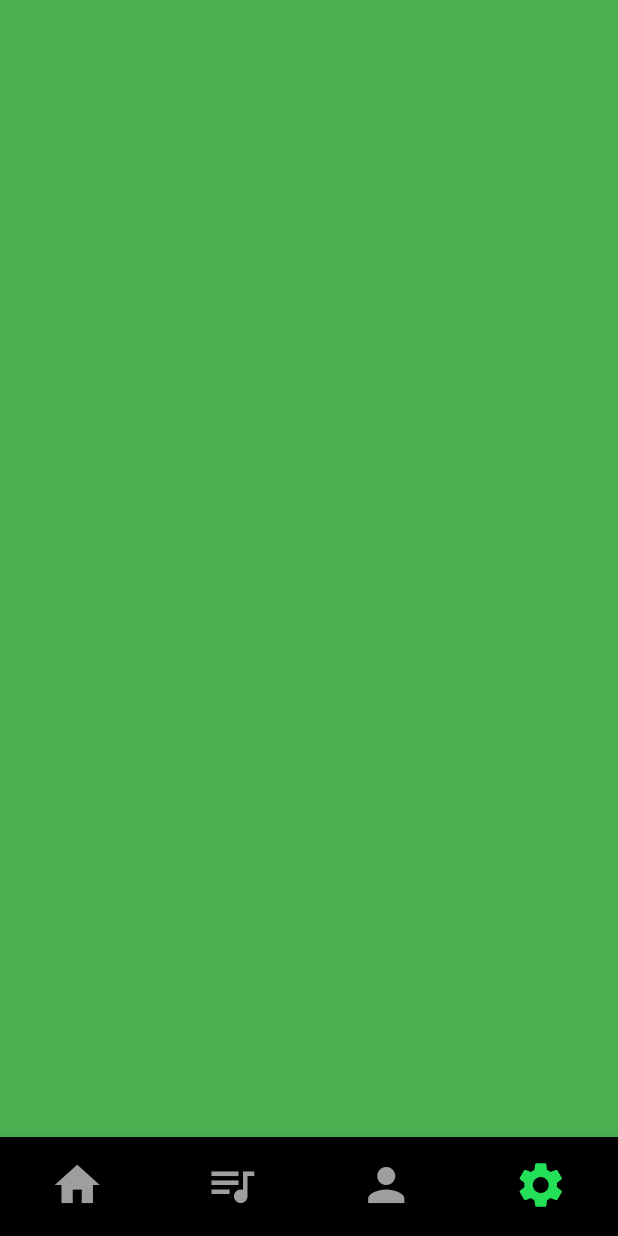
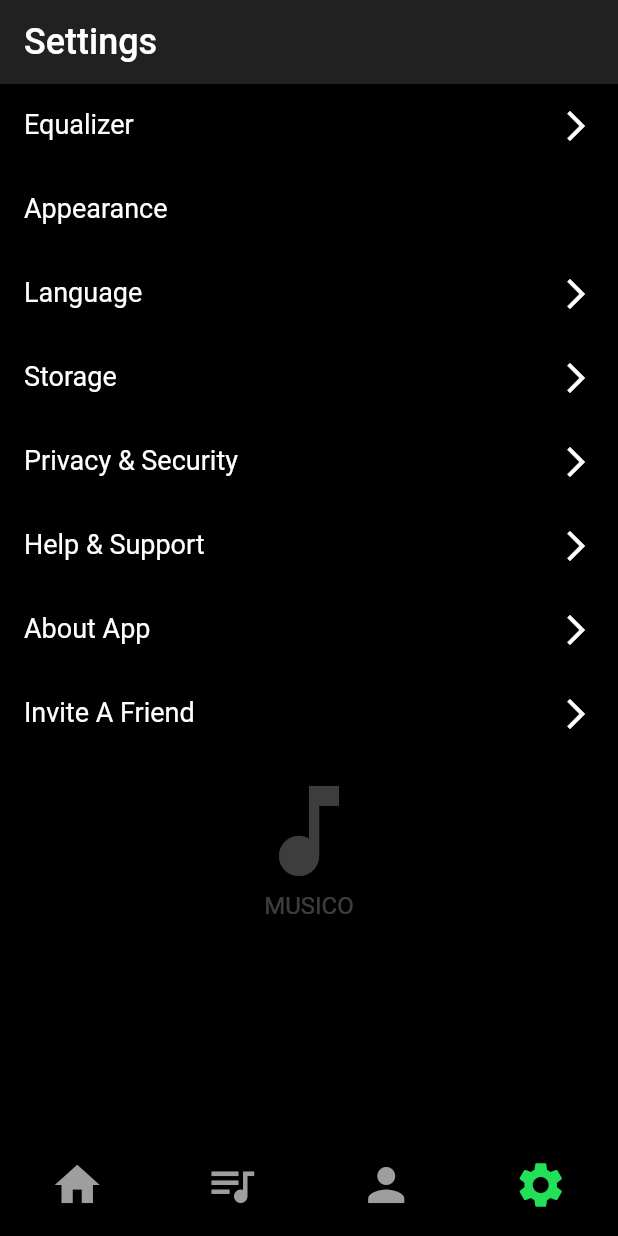
Before and after one commit to developerjamiu/Musico, a Flutter app: the screen it shows after launch, item 4 of the bottom bar chosen, on a phone screen of 412 x 824 dp. Run offline on Flutter 3.47's test engine with Material 2 defaults, Android fonts, the phone set to English and light mode, and no system bars.

Commit message:
Implemented Setting Screen

```diff
--- /dev/null
+++ b/lib/ui/screens/settings_screen.dart
@@ -0,0 +1,138 @@
+import 'package:flutter/material.dart';
+
+class SettingsScreen extends StatelessWidget {
+  @override
+  Widget build(BuildContext context) {
+    return Scaffold(
+      backgroundColor: Colors.black,
+      appBar: AppBar(
+        backgroundColor: Colors.grey.shade900,
+        title: Text(
+          'Settings',
+          style: Theme.of(context).textTheme.headline5.copyWith(
+                color: Colors.white,
+                fontWeight: FontWeight.w500,
+              ),
+        ),
+      ),
+      body: ListView(
+        children: [
+          ListTile(
+            leading: Text(
+              'Equalizer',
+              style: TextStyle(
+                color: Colors.white,
+                fontSize: 18,
+              ),
+            ),
+            trailing: Icon(
+              Icons.arrow_forward_ios,
+              color: Colors.white,
+            ),
+          ),
+          ListTile(
+            leading: Text(
+              'Appearance',
+              style: TextStyle(
+                color: Colors.white,
+                fontSize: 18,
+              ),
+            ),
+          ),
+          ListTile(
+            leading: Text(
+              'Language',
+              style: TextStyle(
+                color: Colors.white,
+                fontSize: 18,
+              ),
+            ),
+            trailing: Icon(
+              Icons.arrow_forward_ios,
+              color: Colors.white,
+            ),
+          ),
+          ListTile(
+            leading: Text(
+              'Storage',
+              style: TextStyle(
+                color: Colors.white,
+                fontSize: 18,
+              ),
+            ),
+            trailing: Icon(
+              Icons.arrow_forward_ios,
+              color: Colors.white,
+            ),
+          ),
+          ListTile(
+            leading: Text(
+              'Privacy & Security',
+              style: TextStyle(
+                color: Colors.white,
+                fontSize: 18,
+              ),
+            ),
+            trailing: Icon(
+              Icons.arrow_forward_ios,
+              color: Colors.white,
+            ),
+          ),
+          ListTile(
+            leading: Text(
+              'Help & Support',
+              style: TextStyle(
+                color: Colors.white,
+                fontSize: 18,
+              ),
+            ),
+            trailing: Icon(
+              Icons.arrow_forward_ios,
+              color: Colors.white,
+            ),
+          ),
+          ListTile(
+            leading: Text(
+              'About App',
+              style: TextStyle(
+                color: Colors.white,
+                fontSize: 18,
+              ),
+            ),
+            trailing: Icon(
+              Icons.arrow_forward_ios,
+              color: Colors.white,
+            ),
+          ),
+          ListTile(
+            leading: Text(
+              'Invite A Friend',
+              style: TextStyle(
+                color: Colors.white,
+                fontSize: 18,
+              ),
+            ),
+            trailing: Icon(
+              Icons.arrow_forward_ios,
+              color: Colors.white,
+            ),
+          ),
+          SizedBox(height: 10),
+          Icon(
+            Icons.music_note,
+            size: 80,
+            color: Colors.white24,
+          ),
+          Text(
+            'MUSICO',
+            textAlign: TextAlign.center,
+            style: TextStyle(
+              fontSize: 16,
+              color: Colors.white24,
+            ),
+          ),
+        ],
+      ),
+    );
+  }
+}
--- a/lib/ui/widgets/bottom_navigator.dart
+++ b/lib/ui/widgets/bottom_navigator.dart
@@ -1,4 +1,5 @@
 import 'package:flutter/material.dart';
+import 'package:musico/ui/screens/settings_screen.dart';
 
 import '../../core/utils/constants.dart';
 import '../screens/home_screen.dart';
@@ -15,7 +16,7 @@ class _BottomNavigatorState extends State<BottomNavigator> {
     HomeScreen(),
     LibraryScreen(),
     PlaceholderWidget(Colors.green),
-    PlaceholderWidget(Colors.green),
+    SettingsScreen(),
   ];
 
   void onTabTapped(int index) {
```
